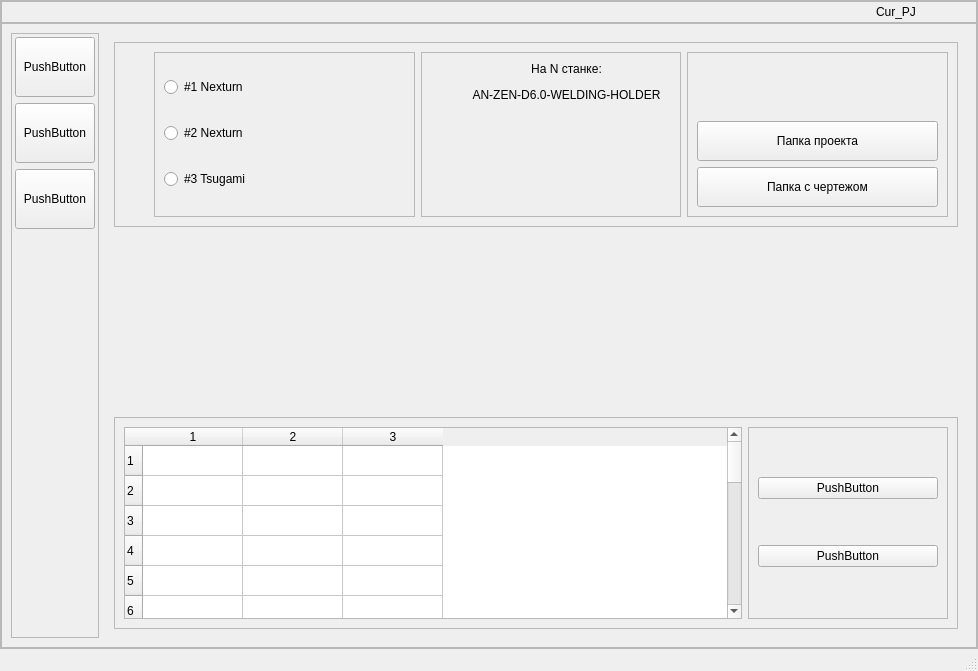
Qt form ui_main.ui (MedvedevSA/StomusNavigator) before a commit.
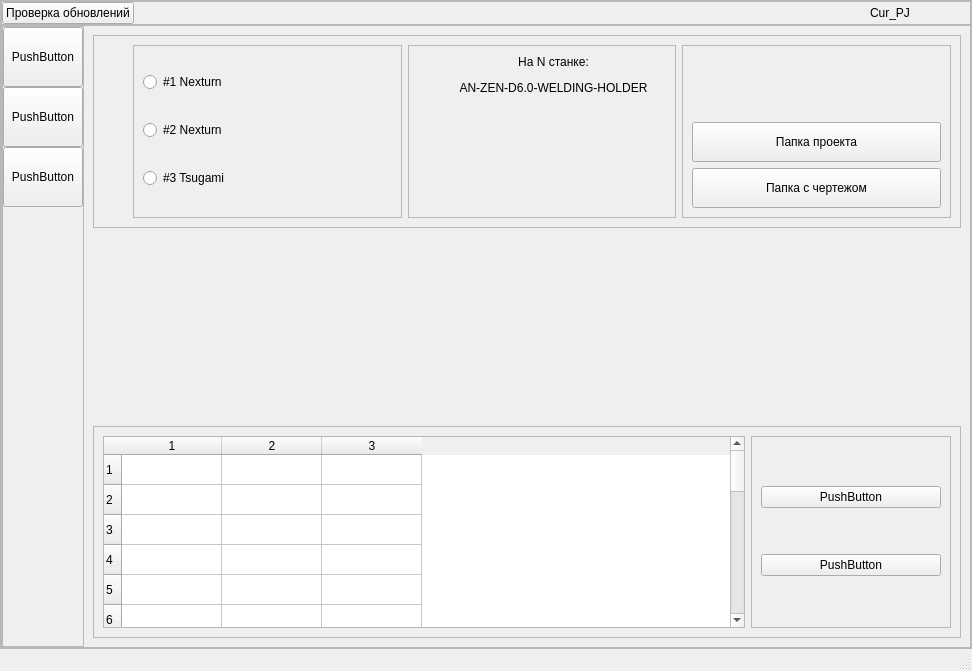
The same form after that commit.

Patch:
```diff
--- a/ui_main.ui
+++ b/ui_main.ui
@@ -6,7 +6,7 @@
    <rect>
     <x>0</x>
     <y>0</y>
-    <width>978</width>
+    <width>972</width>
     <height>671</height>
    </rect>
   </property>
@@ -14,6 +14,9 @@
    <string>MainWindow</string>
   </property>
   <widget class="QWidget" name="centralwidget">
+   <property name="autoFillBackground">
+    <bool>false</bool>
+   </property>
    <layout class="QHBoxLayout" name="horizontalLayout">
     <property name="spacing">
      <number>0</number>
@@ -42,6 +45,9 @@
        <property name="spacing">
         <number>0</number>
        </property>
+       <property name="sizeConstraint">
+        <enum>QLayout::SetMaximumSize</enum>
+       </property>
        <property name="leftMargin">
         <number>0</number>
        </property>
@@ -62,6 +68,11 @@
            <height>50</height>
           </size>
          </property>
+         <property name="styleSheet">
+          <string notr="true">QtFrame : {
+background-color: rgb(52, 151, 204);
+}</string>
+         </property>
          <property name="frameShape">
           <enum>QFrame::StyledPanel</enum>
          </property>
@@ -72,6 +83,9 @@
           <property name="spacing">
            <number>0</number>
           </property>
+          <property name="sizeConstraint">
+           <enum>QLayout::SetMaximumSize</enum>
+          </property>
           <property name="leftMargin">
            <number>0</number>
           </property>
@@ -84,6 +98,13 @@
           <property name="bottomMargin">
            <number>0</number>
           </property>
+          <item>
+           <widget class="QPushButton" name="BtnLoadDf">
+            <property name="text">
+             <string>Проверка обновлений</string>
+            </property>
+           </widget>
+          </item>
           <item>
            <spacer name="horizontalSpacer">
             <property name="orientation">
@@ -105,6 +126,9 @@
               <height>0</height>
              </size>
             </property>
+            <property name="autoFillBackground">
+             <bool>false</bool>
+            </property>
             <property name="text">
              <string>Cur_PJ</string>
             </property>
@@ -122,6 +146,24 @@
           <enum>QFrame::Raised</enum>
          </property>
          <layout class="QHBoxLayout" name="horizontalLayout_2">
+          <property name="spacing">
+           <number>0</number>
+          </property>
+          <property name="sizeConstraint">
+           <enum>QLayout::SetMaximumSize</enum>
+          </property>
+          <property name="leftMargin">
+           <number>0</number>
+          </property>
+          <property name="topMargin">
+           <number>0</number>
+          </property>
+          <property name="rightMargin">
+           <number>0</number>
+          </property>
+          <property name="bottomMargin">
+           <number>0</number>
+          </property>
           <item>
            <widget class="QFrame" name="left_menu">
             <property name="maximumSize">
@@ -130,6 +172,9 @@
               <height>16777215</height>
              </size>
             </property>
+            <property name="styleSheet">
+             <string notr="true"/>
+            </property>
             <property name="frameShape">
              <enum>QFrame::StyledPanel</enum>
             </property>
@@ -137,17 +182,20 @@
              <enum>QFrame::Raised</enum>
             </property>
             <layout class="QVBoxLayout" name="verticalLayout_2">
+             <property name="spacing">
+              <number>0</number>
+             </property>
              <property name="leftMargin">
-              <number>3</number>
+              <number>0</number>
              </property>
              <property name="topMargin">
-              <number>3</number>
+              <number>0</number>
              </property>
              <property name="rightMargin">
-              <number>3</number>
+              <number>0</number>
              </property>
              <property name="bottomMargin">
-              <number>3</number>
+              <number>0</number>
              </property>
              <item>
               <widget class="QPushButton" name="Btn_Menu_1">
@@ -206,6 +254,9 @@
           </item>
           <item>
            <widget class="QStackedWidget" name="Pages_Widget">
+            <property name="autoFillBackground">
+             <bool>false</bool>
+            </property>
             <property name="currentIndex">
              <number>0</number>
             </property>
@@ -554,7 +605,7 @@
     <rect>
      <x>0</x>
      <y>0</y>
-     <width>978</width>
+     <width>972</width>
      <height>21</height>
     </rect>
    </property>
```
